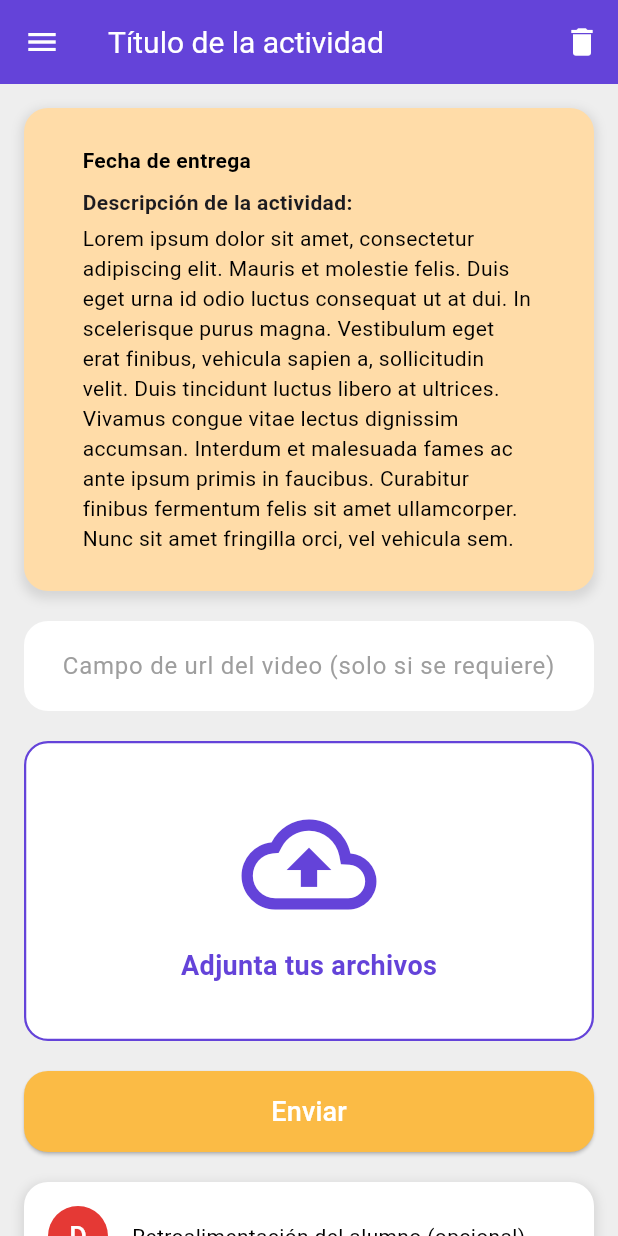
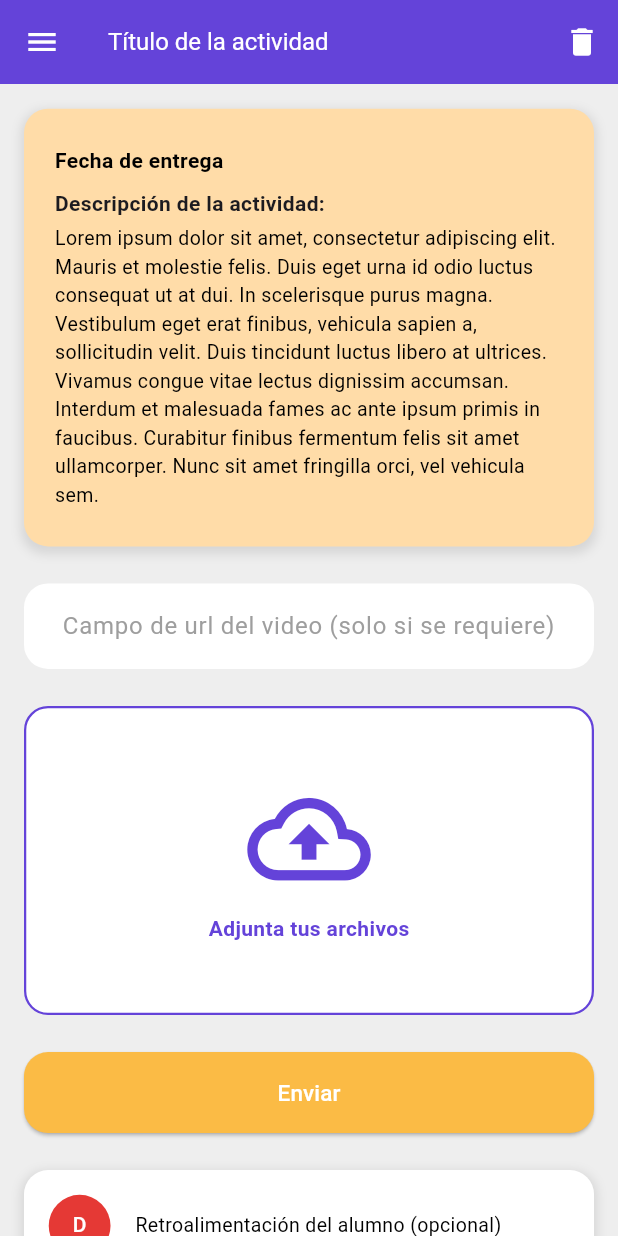
Before and after one commit to Sammy1228/appClasstech, a Flutter app: the ActividadPage screen opened directly, on a phone screen of 412 x 824 dp. Run offline on Flutter 3.47's test engine with Material 3 defaults, Android fonts, the light colour scheme and no system bars; our stand-ins replace cloud_firestore, firebase_auth, firebase_core; accounts and stored records are empty.

Commit message:
se agregaron unos parametros a la clase responsive.dart y se agrego el diseño responsive a la vista tituloact.dart

```diff
--- a/lib/Utils/responsive.dart
+++ b/lib/Utils/responsive.dart
@@ -48,4 +48,14 @@ class Responsive {
   /// Escalado general para texto o elementos
   double scale(double factorPortrait, double factorLandscape) =>
       isPortrait ? screenWidth * factorPortrait : screenHeight * factorLandscape;
+
+      double sp(double percent) {
+    double base = MediaQuery.of(context).size.width < 600 ? 100 : 120;
+    return MediaQuery.of(context).size.width * percent / base;
+  }
+
+  bool get isMobile => MediaQuery.of(context).size.width < 600;
+  bool get isTablet => MediaQuery.of(context).size.width >= 600 && MediaQuery.of(context).size.width < 1024;
+  bool get isDesktop => MediaQuery.of(context).size.width >= 1024;
+
 }
--- a/lib/tituloact.dart
+++ b/lib/tituloact.dart
@@ -1,20 +1,25 @@
 import 'package:flutter/material.dart';
 import '../theme/app_theme.dart';
 import 'widgets/custom_drawer.dart';
+import '../Utils/responsive.dart';
 
 class ActividadPage extends StatelessWidget {
   const ActividadPage({super.key});
 
   @override
   Widget build(BuildContext context) {
+    final responsive = Responsive(context);
+    final width = MediaQuery.of(context).size.width;
+
     return Scaffold(
-      backgroundColor: Colors.grey[200], // Fondo de la pantalla
+      backgroundColor: Colors.grey[200],
       appBar: AppBar(
         backgroundColor: AppTheme.primaryColor,
         title: const Text("Título de la actividad"),
-        titleTextStyle: const TextStyle(
+        titleTextStyle: TextStyle(
           color: AppTheme.backgroundColor,
-          fontSize: 20,
+          // 🔹 Limitamos el tamaño mínimo y máximo del texto
+          fontSize: (responsive.sp(2.5)).clamp(16, 22),
         ),
         leading: Builder(
           builder: (context) => IconButton(
@@ -30,14 +35,35 @@ class ActividadPage extends StatelessWidget {
         ],
       ),
       drawer: const CustomDrawer(),
-      body: SingleChildScrollView(
-        padding: const EdgeInsets.all(16),
+      body: LayoutBuilder(
+        builder: (context, constraints) {
+          // 🔹 Margen lateral dinámico pero con límite máximo
+          double horizontalPadding = width < 500
+              ? 16
+              : width < 900
+                  ? 40
+                  : 80;
+
+          // 🔹 Ancho máximo limitado para evitar márgenes excesivos
+          double maxWidth = width < 900 ? 700 : 900;
+
+          return SingleChildScrollView(
+            padding: EdgeInsets.symmetric(
+              horizontal: horizontalPadding,
+              vertical: responsive.hp(2),
+            ),
+            child: Center(
+              child: ConstrainedBox(
+                constraints: BoxConstraints(maxWidth: maxWidth),
                 child: Column(
                   crossAxisAlignment: CrossAxisAlignment.stretch,
                   children: [
-            // Contenedor de la descripción (rectángulo redondeado)
+                    // 🟨 Contenedor descripción
                     Container(
-              padding: const EdgeInsets.symmetric(horizontal: 39, vertical: 25),
+                      padding: EdgeInsets.symmetric(
+                        horizontal: responsive.wp(5),
+                        vertical: responsive.hp(3),
+                      ),
                       decoration: BoxDecoration(
                         color: const Color.fromARGB(255, 255, 220, 168),
                         borderRadius: BorderRadius.circular(16),
@@ -53,36 +79,44 @@ class ActividadPage extends StatelessWidget {
                       child: Column(
                         crossAxisAlignment: CrossAxisAlignment.start,
                         children: [
-                  const Text(
+                          Text(
                             "Fecha de entrega",
                             style: TextStyle(
                               fontWeight: FontWeight.bold,
                               color: Colors.black,
+                              fontSize: (responsive.sp(2)).clamp(14, 18),
                             ),
                           ),
-                  const SizedBox(height: 8),
-                  const Text(
+                          SizedBox(height: responsive.hp(1)),
+                          Text(
                             "Descripción de la actividad:",
-                    style: TextStyle(fontWeight: FontWeight.bold),
+                            style: TextStyle(
+                              fontWeight: FontWeight.bold,
+                              fontSize: (responsive.sp(2)).clamp(14, 18),
                             ),
-                  const SizedBox(height: 4),
-                  const Text(
+                          ),
+                          SizedBox(height: responsive.hp(0.5)),
+                          Text(
                             "Lorem ipsum dolor sit amet, consectetur adipiscing elit. Mauris et molestie felis. Duis eget urna id odio luctus consequat ut at dui. In scelerisque purus magna. Vestibulum eget erat finibus, vehicula sapien a, sollicitudin velit. Duis tincidunt luctus libero at ultrices. Vivamus congue vitae lectus dignissim accumsan. Interdum et malesuada fames ac ante ipsum primis in faucibus. Curabitur finibus fermentum felis sit amet ullamcorper. Nunc sit amet fringilla orci, vel vehicula sem.",
-                    style: TextStyle(color: Colors.black),
+                            style: TextStyle(
+                              color: Colors.black,
+                              fontSize: (responsive.sp(1.8)).clamp(13, 17),
+                            ),
                           ),
                         ],
                       ),
                     ),
-            const SizedBox(height: 20),
+                    SizedBox(height: responsive.hp(3)),
 
-            // Campo de URL del video
+                    // 🟩 Campo URL
                     TextField(
                       decoration: InputDecoration(
                         hintText: "Campo de url del video (solo si se requiere)",
                         hintStyle: const TextStyle(color: Colors.grey),
                         filled: true,
                         fillColor: AppTheme.backgroundColor,
-                contentPadding: const EdgeInsets.symmetric(vertical: 18),
+                        contentPadding:
+                            EdgeInsets.symmetric(vertical: responsive.hp(2)),
                         border: OutlineInputBorder(
                           borderRadius: BorderRadius.circular(16),
                           borderSide: BorderSide.none,
@@ -90,61 +124,67 @@ class ActividadPage extends StatelessWidget {
                       ),
                       textAlign: TextAlign.center,
                     ),
-            const SizedBox(height: 20),
+                    SizedBox(height: responsive.hp(3)),
 
-            // Contenedor para la subida de archivos
+                    // 🟦 Subida de archivos
                     Container(
-              height: 200,
+                      height: responsive.hp(25),
                       decoration: BoxDecoration(
                         color: AppTheme.backgroundColor,
                         borderRadius: BorderRadius.circular(16),
-                border: Border.all(color: AppTheme.primaryColor, width: 1.5),
+                        border:
+                            Border.all(color: AppTheme.primaryColor, width: 1.5),
                       ),
-              child: const Column(
+                      child: Column(
                         mainAxisAlignment: MainAxisAlignment.center,
                         children: [
                           Icon(
                             Icons.cloud_upload_outlined,
-                    size: 90,
+                            size: responsive.isMobile
+                                ? responsive.wp(20)
+                                : responsive.wp(10),
                             color: AppTheme.primaryColor,
                           ),
-                  SizedBox(height: 10),
+                          SizedBox(height: responsive.hp(1)),
                           Text(
                             "Adjunta tus archivos",
                             style: TextStyle(
                               color: AppTheme.primaryColor,
-                      fontSize: 18,
+                              fontSize: (responsive.sp(2)).clamp(14, 18),
                               fontWeight: FontWeight.bold,
                             ),
                           ),
                         ],
                       ),
                     ),
-            const SizedBox(height: 20),
+                    SizedBox(height: responsive.hp(3)),
 
-            // Botón Enviar
+                    // 🟧 Botón Enviar
                     ElevatedButton(
                       style: ElevatedButton.styleFrom(
                         backgroundColor: AppTheme.secondaryColor,
-                padding: const EdgeInsets.symmetric(
-                  horizontal: 40,
-                  vertical: 14,
+                        padding: EdgeInsets.symmetric(
+                          horizontal: responsive.wp(10),
+                          vertical: responsive.hp(2),
                         ),
                         shape: RoundedRectangleBorder(
                           borderRadius: BorderRadius.circular(16),
                         ),
                       ),
                       onPressed: () {},
-              child: const Text(
+                      child: Text(
                         "Enviar",
-                style: TextStyle(color: AppTheme.backgroundColor, fontSize: 18),
+                        style: TextStyle(
+                          color: AppTheme.backgroundColor,
+                          fontSize: (responsive.sp(2.2)).clamp(15, 20),
                         ),
                       ),
-            const SizedBox(height: 20),
+                    ),
+                    SizedBox(height: responsive.hp(3)),
 
-            // Retroalimentación
+                    // 🟥 Retroalimentación
                     Container(
-              padding: const EdgeInsets.all(16),
+                      padding: EdgeInsets.all(responsive.wp(4)),
                       decoration: BoxDecoration(
                         color: AppTheme.backgroundColor,
                         borderRadius: BorderRadius.circular(16),
@@ -159,21 +199,25 @@ class ActividadPage extends StatelessWidget {
                       ),
                       child: Row(
                         children: [
-                  const CircleAvatar(
-                    backgroundColor: Color(0xFFE53935),
+                          CircleAvatar(
+                            backgroundColor: const Color(0xFFE53935),
+                            radius: responsive.wp(5),
                             child: Text(
                               "D",
                               style: TextStyle(
                                 color: AppTheme.backgroundColor,
-                        fontSize: 18,
+                                fontSize: (responsive.sp(2.2)).clamp(14, 18),
                               ),
                             ),
                           ),
-                  const SizedBox(width: 16),
-                  const Expanded(
+                          SizedBox(width: responsive.wp(4)),
+                          Expanded(
                             child: Text(
                               "Retroalimentación del alumno (opcional)",
-                      style: TextStyle(color: Colors.black),
+                              style: TextStyle(
+                                color: Colors.black,
+                                fontSize: (responsive.sp(1.9)).clamp(13, 17),
+                              ),
                             ),
                           ),
                         ],
@@ -182,6 +226,10 @@ class ActividadPage extends StatelessWidget {
                   ],
                 ),
               ),
+            ),
+          );
+        },
+      ),
     );
   }
 }
```
Lines whose indentation alone changed are shown as unchanged.
